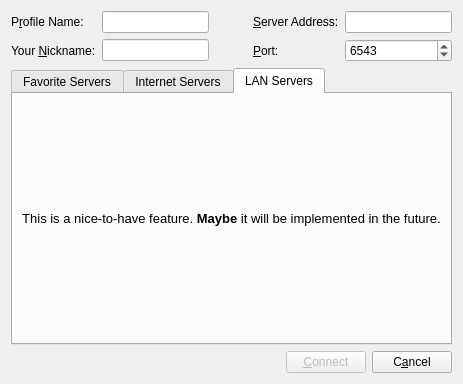
The window that branches/macjariel/client/connecttoserverdialog.ui (kubos741/kbang) describes before a commit, drawn with Qt 5.
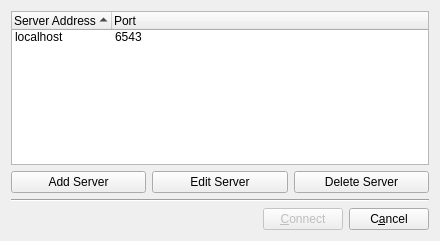
The same window after the commit. The open tabs and pages were chosen to show the change.

Commit message: Player avatars implemented. Some things in client fixed.

What changed in the file:
```diff
--- a/branches/macjariel/client/connecttoserverdialog.ui
+++ b/branches/macjariel/client/connecttoserverdialog.ui
@@ -5,8 +5,8 @@
    <rect>
     <x>0</x>
     <y>0</y>
-    <width>438</width>
-    <height>384</height>
+    <width>440</width>
+    <height>241</height>
    </rect>
   </property>
   <property name="sizePolicy" >
@@ -28,103 +28,14 @@
    </size>
   </property>
   <property name="windowTitle" >
-   <string>Connect To KBang Server</string>
+   <string>Connect to Server</string>
   </property>
-  <layout class="QVBoxLayout" name="verticalLayout_2" >
-   <property name="sizeConstraint" >
-    <enum>QLayout::SetDefaultConstraint</enum>
-   </property>
-   <item>
-    <layout class="QGridLayout" name="gridLayout_4" >
-     <item row="0" column="0" >
-      <widget class="QLabel" name="label_4" >
-       <property name="text" >
-        <string>P&amp;rofile Name:</string>
-       </property>
-       <property name="buddy" >
-        <cstring>mp_lineEditProfileName</cstring>
-       </property>
-      </widget>
-     </item>
-     <item row="0" column="1" >
-      <widget class="QLineEdit" name="mp_lineEditProfileName" />
-     </item>
-     <item row="0" column="3" >
-      <widget class="QLabel" name="label1" >
-       <property name="text" >
-        <string>&amp;Server Address:</string>
-       </property>
-       <property name="buddy" >
-        <cstring>mp_lineEditHostName</cstring>
-       </property>
-      </widget>
-     </item>
-     <item row="0" column="4" >
-      <widget class="QLineEdit" name="mp_lineEditHostName" />
-     </item>
-     <item row="1" column="0" >
-      <widget class="QLabel" name="label3" >
-       <property name="text" >
-        <string>Your &amp;Nickname:</string>
-       </property>
-       <property name="buddy" >
-        <cstring>mp_lineEditNickName</cstring>
-       </property>
-      </widget>
-     </item>
-     <item row="1" column="1" >
-      <widget class="QLineEdit" name="mp_lineEditNickName" />
-     </item>
-     <item row="1" column="3" >
-      <widget class="QLabel" name="label2" >
-       <property name="text" >
-        <string>&amp;Port:</string>
-       </property>
-       <property name="buddy" >
-        <cstring>mp_spinBoxPort</cstring>
-       </property>
-      </widget>
-     </item>
-     <item row="1" column="4" >
-      <widget class="QSpinBox" name="mp_spinBoxPort" >
-       <property name="suffix" >
-        <string/>
-       </property>
-       <property name="maximum" >
-        <number>65536</number>
-       </property>
-       <property name="value" >
-        <number>6543</number>
-       </property>
-      </widget>
-     </item>
-     <item row="0" column="2" >
-      <spacer name="horizontalSpacer_3" >
-       <property name="orientation" >
-        <enum>Qt::Horizontal</enum>
-       </property>
-       <property name="sizeHint" stdset="0" >
-        <size>
-         <width>40</width>
-         <height>20</height>
-        </size>
-       </property>
-      </spacer>
-     </item>
-    </layout>
-   </item>
-   <item>
-    <widget class="QTabWidget" name="tabWidget" >
-     <property name="currentIndex" >
-      <number>0</number>
-     </property>
-     <widget class="QWidget" name="tab" >
-      <attribute name="title" >
-       <string>Favorite Servers</string>
-      </attribute>
       <layout class="QVBoxLayout" name="verticalLayout" >
        <item>
-        <widget class="QTreeWidget" name="mp_favoriteList" >
+    <widget class="QTreeWidget" name="serverList" >
+     <property name="alternatingRowColors" >
+      <bool>true</bool>
+     </property>
          <property name="indentation" >
           <number>15</number>
          </property>
@@ -143,14 +54,6 @@
          <property name="animated" >
           <bool>true</bool>
          </property>
-         <property name="allColumnsShowFocus" >
-          <bool>true</bool>
-         </property>
-         <column>
-          <property name="text" >
-           <string>Name</string>
-          </property>
-         </column>
          <column>
           <property name="text" >
            <string>Server Address</string>
@@ -163,16 +66,13 @@
          </column>
          <column>
           <property name="text" >
-           <string>Nickname</string>
+       <string/>
           </property>
          </column>
          <item>
           <property name="text" >
            <string>localhost</string>
           </property>
-          <property name="text" >
-           <string>127.0.0.1</string>
-          </property>
           <property name="text" >
            <string>6543</string>
           </property>
@@ -185,65 +85,33 @@
        <item>
         <layout class="QHBoxLayout" name="horizontalLayout_3" >
          <item>
-          <widget class="QPushButton" name="mp_buttonSaveFavorite" >
+      <widget class="QPushButton" name="pushButtonAddServer" >
            <property name="text" >
-            <string>Save</string>
+        <string>Add Server</string>
            </property>
           </widget>
          </item>
          <item>
-          <widget class="QPushButton" name="mp_buttonDeleteFavorite" >
+      <widget class="QPushButton" name="pushButtonEditServer" >
            <property name="text" >
-            <string>Delete</string>
+        <string>Edit Server</string>
            </property>
           </widget>
          </item>
-        </layout>
-       </item>
-      </layout>
-     </widget>
-     <widget class="QWidget" name="tab_2" >
-      <attribute name="title" >
-       <string>Internet Servers</string>
-      </attribute>
-      <layout class="QGridLayout" name="gridLayout" >
-       <item row="0" column="0" >
-        <widget class="QLabel" name="label" >
+     <item>
+      <widget class="QPushButton" name="pushButtonDeleteServer" >
          <property name="text" >
-          <string>&lt;!DOCTYPE HTML PUBLIC "-//W3C//DTD HTML 4.0//EN" "http://www.w3.org/TR/REC-html40/strict.dtd">
-&lt;html>&lt;head>&lt;meta name="qrichtext" content="1" />&lt;style type="text/css">
-p, li { white-space: pre-wrap; }
-&lt;/style>&lt;/head>&lt;body style=" font-family:'Sans Serif'; font-size:10pt; font-weight:400; font-style:normal;">
-&lt;p style=" margin-top:0px; margin-bottom:0px; margin-left:0px; margin-right:0px; -qt-block-indent:0; text-indent:0px;">This is a nice-to-have feature. &lt;span style=" font-weight:600;">Maybe &lt;/span>it will be implemented in the future.&lt;/p>&lt;/body>&lt;/html></string>
-         </property>
-         <property name="alignment" >
-          <set>Qt::AlignCenter</set>
-         </property>
+        <string>Delete Server</string>
+       </property>
         </widget>
        </item>
       </layout>
-     </widget>
-     <widget class="QWidget" name="tab_3" >
-      <attribute name="title" >
-       <string>LAN Servers</string>
-      </attribute>
-      <layout class="QGridLayout" name="gridLayout_3" >
-       <item row="0" column="0" >
-        <widget class="QLabel" name="label_3" >
-         <property name="text" >
-          <string>&lt;!DOCTYPE HTML PUBLIC "-//W3C//DTD HTML 4.0//EN" "http://www.w3.org/TR/REC-html40/strict.dtd">
-&lt;html>&lt;head>&lt;meta name="qrichtext" content="1" />&lt;style type="text/css">
-p, li { white-space: pre-wrap; }
-&lt;/style>&lt;/head>&lt;body style=" font-family:'Sans Serif'; font-size:10pt; font-weight:400; font-style:normal;">
-&lt;p style=" margin-top:0px; margin-bottom:0px; margin-left:0px; margin-right:0px; -qt-block-indent:0; text-indent:0px;">This is a nice-to-have feature. &lt;span style=" font-weight:600;">Maybe&lt;/span> it will be implemented in the future.&lt;/p>&lt;/body>&lt;/html></string>
-         </property>
-         <property name="alignment" >
-          <set>Qt::AlignCenter</set>
-         </property>
-        </widget>
-       </item>
-      </layout>
-     </widget>
+   </item>
+   <item>
+    <widget class="Line" name="line_2" >
+     <property name="orientation" >
+      <enum>Qt::Horizontal</enum>
+     </property>
     </widget>
    </item>
    <item>
@@ -262,7 +130,7 @@
       </spacer>
      </item>
      <item>
-      <widget class="QPushButton" name="mp_connectButton" >
+      <widget class="QPushButton" name="pushButtonConnect" >
        <property name="enabled" >
         <bool>false</bool>
        </property>
@@ -275,7 +143,7 @@
       </widget>
      </item>
      <item>
-      <widget class="QPushButton" name="mp_cancelButton" >
+      <widget class="QPushButton" name="pushButtonCancel" >
        <property name="text" >
         <string>C&amp;ancel</string>
        </property>
```
Left out of the diff: 34 changed lines with no effect on the pictures. Lines whose indentation alone changed are shown as unchanged. The commit also changes 48 other files.
